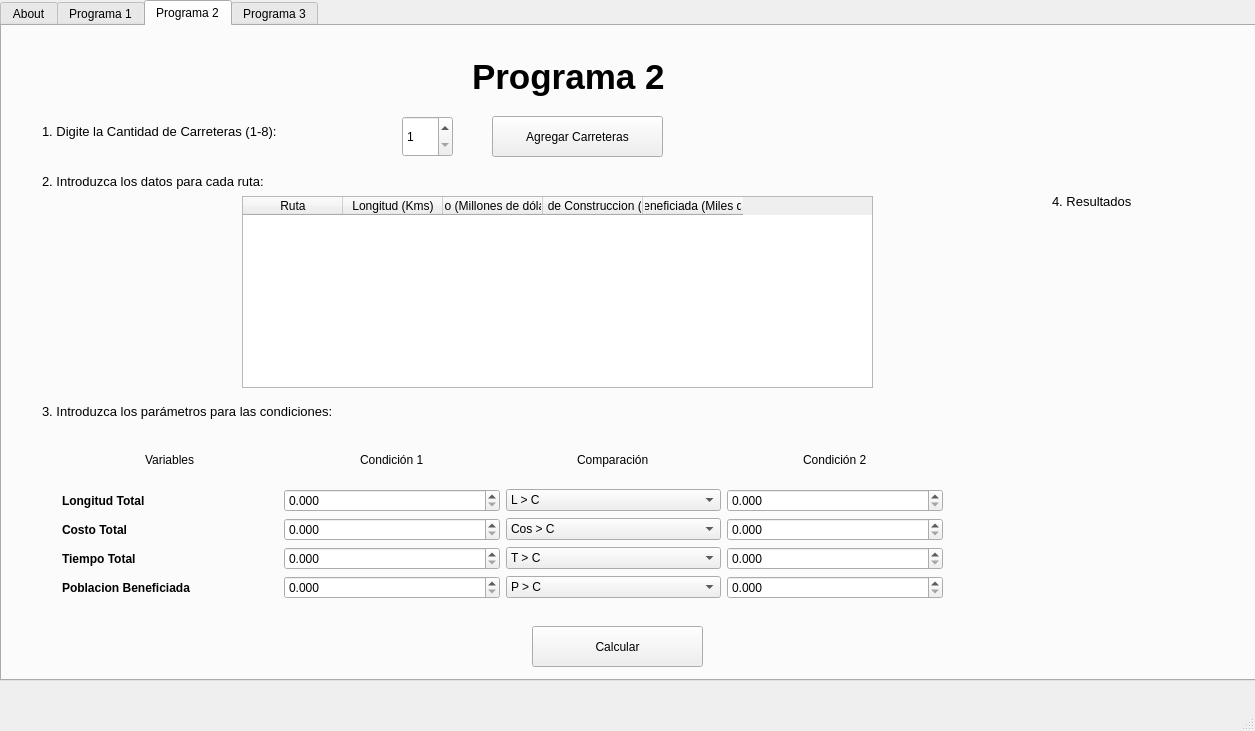
The window that ProgramaConUI/InterfazMenu.ui (bryanjimenezchacon/Progra1Algebra) describes before a commit, drawn with Qt 5.
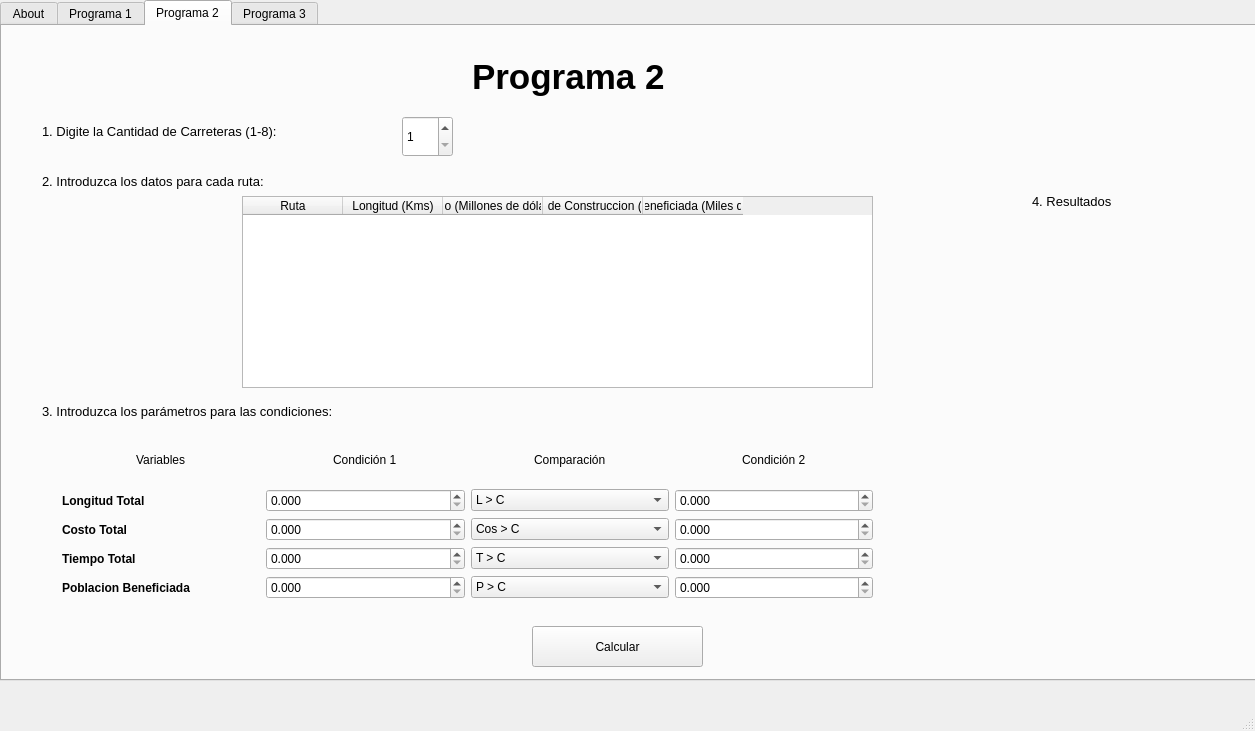
The same window after the commit.

Commit message: Mejoras Interfaz

```diff
--- a/ProgramaConUI/InterfazMenu.ui
+++ b/ProgramaConUI/InterfazMenu.ui
@@ -361,23 +361,10 @@
        <string>3. Introduzca los parámetros para las condiciones:</string>
       </property>
      </widget>
-     <widget class="QPushButton" name="buttonAgregarCarreteras">
-      <property name="geometry">
-       <rect>
-        <x>490</x>
-        <y>90</y>
-        <width>171</width>
-        <height>41</height>
-       </rect>
-      </property>
-      <property name="text">
-       <string>Agregar Carreteras</string>
-      </property>
-     </widget>
      <widget class="QLabel" name="nombreCantidadCarreteras_4">
       <property name="geometry">
        <rect>
-        <x>1050</x>
+        <x>1030</x>
         <y>160</y>
         <width>111</width>
         <height>31</height>
@@ -397,7 +384,7 @@
        <rect>
         <x>60</x>
         <y>410</y>
-        <width>881</width>
+        <width>811</width>
         <height>163</height>
        </rect>
       </property>
```
The commit also changes 1 other file.
